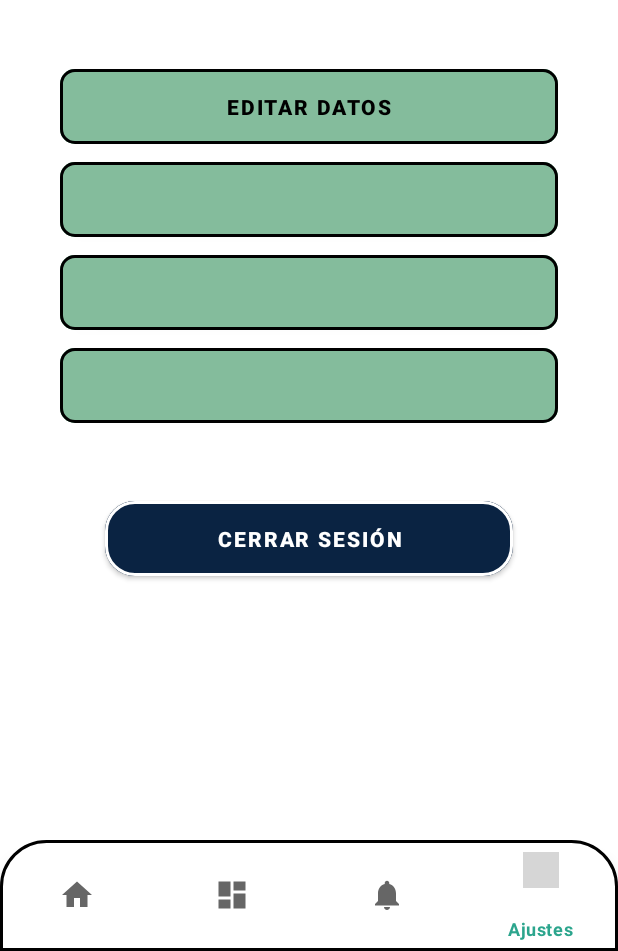
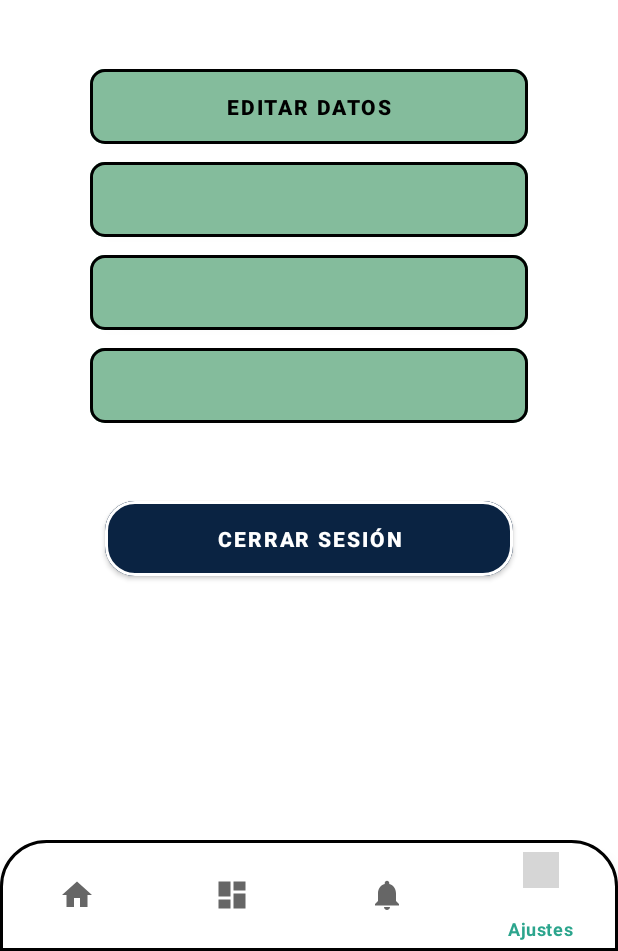
Before and after one commit to JCamiloRpo/Smart_Garden, an Android app: the SettingsFragment screen opened through its navigation route, on a phone screen of 412 x 824 dp, the part 285-1236 px from its top. Run offline under Robolectric (Android 15) with nearby library versions, the phone set to English and light mode, and no system bars; our stand-ins replace navigation-ui; grey boxes are pictures that could not be loaded.

Commit message:
Editar datos - Back

```diff
--- a/Desarrollo/app/src/main/java/com/example/smartgarden/ui/fragments/SettingsFragment.java
+++ b/Desarrollo/app/src/main/java/com/example/smartgarden/ui/fragments/SettingsFragment.java
@@ -1,11 +1,10 @@
 package com.example.smartgarden.ui.fragments;
 
-import android.app.Activity;
 import android.content.Intent;
 import android.os.Bundle;
 
-import androidx.annotation.Nullable;
 import androidx.fragment.app.Fragment;
+import androidx.navigation.Navigation;
 
 import android.view.LayoutInflater;
 import android.view.View;
@@ -14,12 +13,11 @@ import android.widget.Button;
 
 import com.example.smartgarden.R;
 import com.example.smartgarden.ui.activities.LoginActivity;
-import com.example.smartgarden.ui.activities.MainActivity;
 import com.example.smartgarden.ui.activities.SplashActivity;
 import com.example.smartgarden.ui.conexions.ConexionSQLite;
 
 public class SettingsFragment extends Fragment {
-    Button btnCerrarS;
+    Button btnEditarD, btnCerrarS;
 
     public SettingsFragment() {
         // Required empty public constructor
@@ -34,6 +32,14 @@ public class SettingsFragment extends Fragment {
     }
 
     private void setUpView(View v){
+        btnEditarD = v.findViewById(R.id.BtnEditarDatos);
+        btnEditarD.setOnClickListener(new View.OnClickListener() {
+            @Override
+            public void onClick(View v) {
+                Navigation.findNavController(v).navigate(R.id.action_settings_to_editarD);
+            }
+        });
+
         btnCerrarS = v.findViewById(R.id.BtnCerrarSesion);
         btnCerrarS.setOnClickListener(new View.OnClickListener() {
             @Override
--- a/Desarrollo/app/src/main/res/layout/fragment_settings.xml
+++ b/Desarrollo/app/src/main/res/layout/fragment_settings.xml
@@ -28,8 +28,8 @@
                 android:id="@+id/BtnEditarDatos"
                 android:layout_width="match_parent"
                 android:layout_height="wrap_content"
-                android:layout_marginStart="40dp"
-                android:layout_marginEnd="40dp"
+                android:layout_marginStart="60dp"
+                android:layout_marginEnd="60dp"
                 android:backgroundTint="@color/green_light"
                 android:gravity="center"
                 android:padding="15dp"
@@ -44,8 +44,8 @@
                 android:id="@+id/BtnOpcion2"
                 android:layout_width="match_parent"
                 android:layout_height="wrap_content"
-                android:layout_marginStart="40dp"
-                android:layout_marginEnd="40dp"
+                android:layout_marginStart="60dp"
+                android:layout_marginEnd="60dp"
                 android:backgroundTint="@color/green_light"
                 android:clickable="false"
                 android:gravity="center"
@@ -60,8 +60,8 @@
                 android:id="@+id/BtnOpcion3"
                 android:layout_width="match_parent"
                 android:layout_height="wrap_content"
-                android:layout_marginStart="40dp"
-                android:layout_marginEnd="40dp"
+                android:layout_marginStart="60dp"
+                android:layout_marginEnd="60dp"
                 android:backgroundTint="@color/green_light"
                 android:clickable="false"
                 android:gravity="center"
@@ -76,8 +76,8 @@
                 android:id="@+id/BtnOpcion4"
                 android:layout_width="match_parent"
                 android:layout_height="wrap_content"
-                android:layout_marginStart="40dp"
-                android:layout_marginEnd="40dp"
+                android:layout_marginStart="60dp"
+                android:layout_marginEnd="60dp"
                 android:backgroundTint="@color/green_light"
                 android:clickable="false"
                 android:gravity="center"
--- a/Desarrollo/app/src/main/res/navigation/mobile_navigation.xml
+++ b/Desarrollo/app/src/main/res/navigation/mobile_navigation.xml
@@ -23,6 +23,15 @@
     <fragment
         android:id="@+id/navigation_settings"
         android:name="com.example.smartgarden.ui.fragments.SettingsFragment"
-        tools:layout="@layout/fragment_settings" />
+        tools:layout="@layout/fragment_settings" >
+        <action
+            android:id="@+id/action_settings_to_editarD"
+            app:destination="@id/editarDFragment" />
+    </fragment>
+    <fragment
+        android:id="@+id/editarDFragment"
+        android:name="com.example.smartgarden.ui.fragments.EditarDFragment"
+        android:label="fragment_editard"
+        tools:layout="@layout/fragment_editard" />
 
 </navigation>
--- a/Desarrollo/app/src/main/res/values/strings.xml
+++ b/Desarrollo/app/src/main/res/values/strings.xml
@@ -18,4 +18,6 @@
     <string name="hello_blank_fragment">Hello blank fragment</string>
     <string name="editar_datos">Editar datos</string>
     <string name="cerrar_sesion">Cerrar sesión</string>
+    <string name="confirm_passw">Confirmar contraseña</string>
+    <string name="guardar_cambios">Guardar cambios</string>
 </resources>
```
Also changed, not shown: Desarrollo/app/src/main/java/com/example/smartgarden/ui/fragments/EditarDFragment.java (added, +75 -0 lines), Desarrollo/app/src/main/res/layout/fragment_editard.xml (added, +109 -0 lines).
